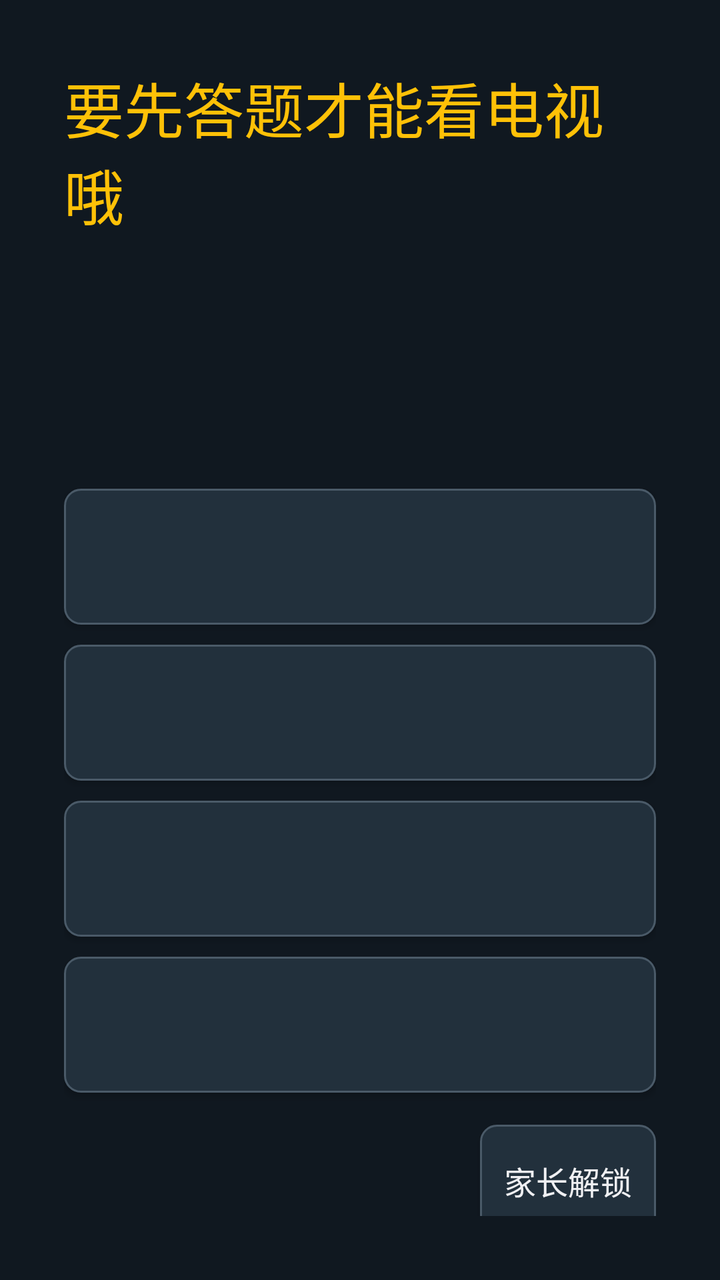
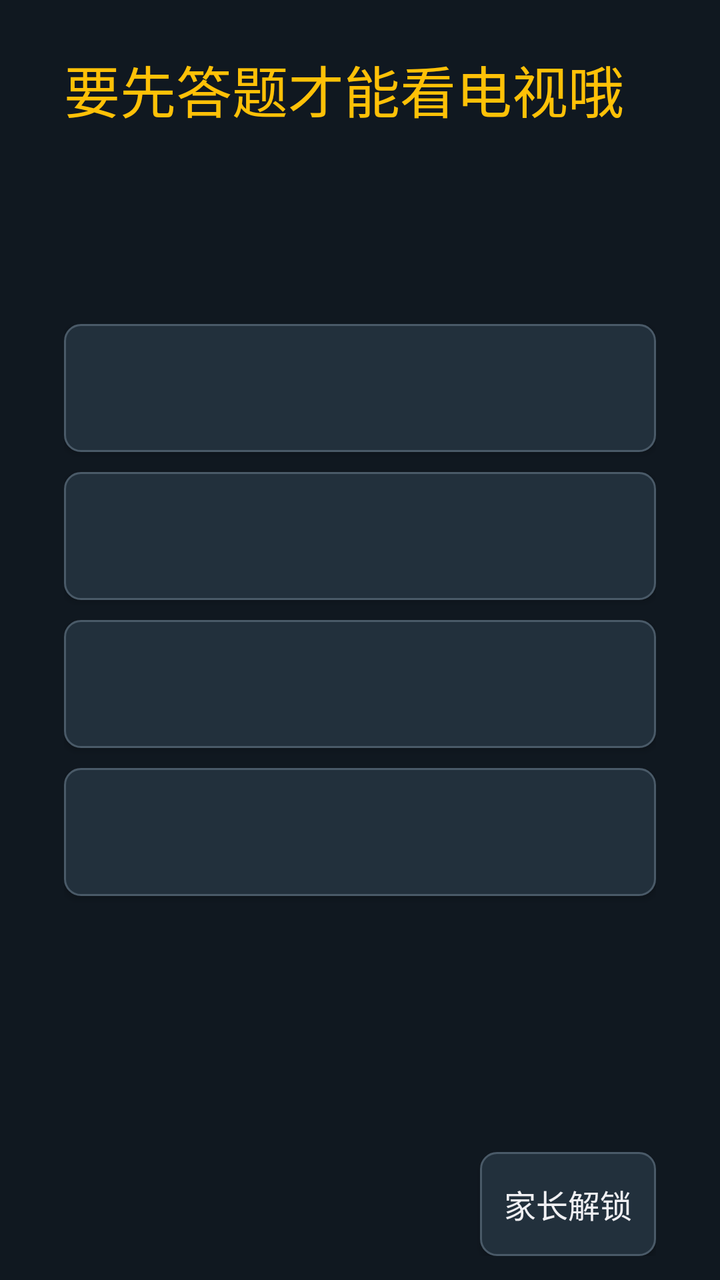

The first picture is an Android layout as it rendered before a commit; the second is the same layout after the commit. The layout source and the unified diff follow.
<!-- AndroidManifest.xml: activity theme android:Theme.DeviceDefault.NoActionBar.Fullscreen -->
<!-- res/layout/activity_quiz.xml -->
<?xml version="1.0" encoding="utf-8"?>
<LinearLayout xmlns:android="http://schemas.android.com/apk/res/android"
    android:layout_width="match_parent"
    android:layout_height="match_parent"
    android:orientation="vertical"
    android:background="#101820"
    android:padding="32dp">

    <TextView
        android:id="@+id/title"
        android:layout_width="match_parent"
        android:layout_height="wrap_content"
        android:text="@string/quiz_title"
        android:textColor="#FFC107"
        android:textSize="30sp"
        android:layout_marginBottom="8dp" />

    <TextView
        android:id="@+id/status"
        android:layout_width="match_parent"
        android:layout_height="wrap_content"
        android:textColor="#9FB3C8"
        android:textSize="18sp"
        android:layout_marginBottom="24dp" />

    <TextView
        android:id="@+id/stem"
        android:layout_width="match_parent"
        android:layout_height="wrap_content"
        android:textColor="#FFFFFF"
        android:textSize="34sp"
        android:textStyle="bold"
        android:layout_marginBottom="24dp" />

    <Button
        android:id="@+id/opt0"
        android:layout_width="match_parent"
        android:layout_height="68dp"
        android:textSize="22sp"
        android:textColor="#FFFFFF"
        android:background="@drawable/btn_option"
        android:layout_marginBottom="10dp"
        android:focusable="true" />

    <Button
        android:id="@+id/opt1"
        android:layout_width="match_parent"
        android:layout_height="68dp"
        android:textSize="22sp"
        android:textColor="#FFFFFF"
        android:background="@drawable/btn_option"
        android:layout_marginBottom="10dp"
        android:focusable="true" />

    <Button
        android:id="@+id/opt2"
        android:layout_width="match_parent"
        android:layout_height="68dp"
        android:textSize="22sp"
        android:textColor="#FFFFFF"
        android:background="@drawable/btn_option"
        android:layout_marginBottom="10dp"
        android:focusable="true" />

    <Button
        android:id="@+id/opt3"
        android:layout_width="match_parent"
        android:layout_height="68dp"
        android:textSize="22sp"
        android:textColor="#FFFFFF"
        android:background="@drawable/btn_option"
        android:layout_marginBottom="16dp"
        android:focusable="true" />

    <Button
        android:id="@+id/parentUnlock"
        android:layout_width="wrap_content"
        android:layout_height="56dp"
        android:layout_gravity="end"
        android:text="@string/parent_unlock"
        android:textSize="16sp"
        android:background="@drawable/btn_option" />

</LinearLayout>
<!-- resources referenced by this layout -->
<resources>
  <!-- drawable btn_option (drawable) -->
  <?xml version="1.0" encoding="utf-8"?>
  <selector xmlns:android="http://schemas.android.com/apk/res/android">
      <item android:state_focused="true">
          <shape android:shape="rectangle">
              <solid android:color="#FFC107" />
              <corners android:radius="8dp" />
          </shape>
      </item>
      <item android:state_pressed="true">
          <shape android:shape="rectangle">
              <solid android:color="#2E4053" />
              <corners android:radius="8dp" />
          </shape>
      </item>
      <item>
          <shape android:shape="rectangle">
              <solid android:color="#22303C" />
              <corners android:radius="8dp" />
              <stroke android:width="1dp" android:color="#4A5A68" />
          </shape>
      </item>
  </selector>
  <string name="parent_unlock">家长解锁</string>
  <string name="quiz_title">要先答题才能看电视哦</string>
</resources>

<!-- the commit's change to res/layout/activity_quiz.xml (unified diff, before → after) -->
@@ -4,7 +4,10 @@
     android:layout_height="match_parent"
     android:orientation="vertical"
     android:background="#101820"
-    android:padding="32dp">
+    android:paddingTop="24dp"
+    android:paddingLeft="32dp"
+    android:paddingRight="32dp"
+    android:paddingBottom="12dp">
 
     <TextView
         android:id="@+id/title"
@@ -12,73 +15,93 @@
         android:layout_height="wrap_content"
         android:text="@string/quiz_title"
         android:textColor="#FFC107"
-        android:textSize="30sp"
-        android:layout_marginBottom="8dp" />
+        android:textSize="28sp"
+        android:layout_marginBottom="6dp" />
 
     <TextView
         android:id="@+id/status"
         android:layout_width="match_parent"
         android:layout_height="wrap_content"
         android:textColor="#9FB3C8"
-        android:textSize="18sp"
-        android:layout_marginBottom="24dp" />
+        android:textSize="17sp"
+        android:layout_marginBottom="14dp" />
 
     <TextView
         android:id="@+id/stem"
         android:layout_width="match_parent"
         android:layout_height="wrap_content"
         android:textColor="#FFFFFF"
-        android:textSize="34sp"
+        android:textSize="30sp"
         android:textStyle="bold"
-        android:layout_marginBottom="24dp" />
+        android:layout_marginBottom="14dp" />
 
-    <Button
-        android:id="@+id/opt0"
+    
+    <ScrollView
         android:layout_width="match_parent"
-        android:layout_height="68dp"
-        android:textSize="22sp"
-        android:textColor="#FFFFFF"
-        android:background="@drawable/btn_option"
-        android:layout_marginBottom="10dp"
-        android:focusable="true" />
+        android:layout_height="0dp"
+        android:layout_weight="1"
+        android:fillViewport="true"
+        android:scrollbars="none">
 
-    <Button
-        android:id="@+id/opt1"
-        android:layout_width="match_parent"
-        android:layout_height="68dp"
-        android:textSize="22sp"
-        android:textColor="#FFFFFF"
-        android:background="@drawable/btn_option"
-        android:layout_marginBottom="10dp"
-        android:focusable="true" />
+        <LinearLayout
+            android:layout_width="match_parent"
+            android:layout_height="wrap_content"
+            android:orientation="vertical">
 
-    <Button
-        android:id="@+id/opt2"
-        android:layout_width="match_parent"
-        android:layout_height="68dp"
-        android:textSize="22sp"
-        android:textColor="#FFFFFF"
-        android:background="@drawable/btn_option"
-        android:layout_marginBottom="10dp"
-        android:focusable="true" />
+            <Button
+                android:id="@+id/opt0"
+                android:layout_width="match_parent"
+                android:layout_height="64dp"
+                android:textSize="22sp"
+                android:textAllCaps="false"
+                android:textColor="#FFFFFF"
+                android:background="@drawable/btn_option"
+                android:layout_marginBottom="10dp"
+                android:focusable="true" />
 
-    <Button
-        android:id="@+id/opt3"
-        android:layout_width="match_parent"
-        android:layout_height="68dp"
-        android:textSize="22sp"
-        android:textColor="#FFFFFF"
-        android:background="@drawable/btn_option"
-        android:layout_marginBottom="16dp"
-        android:focusable="true" />
+            <Button
+                android:id="@+id/opt1"
+                android:layout_width="match_parent"
+                android:layout_height="64dp"
+                android:textSize="22sp"
+                android:textAllCaps="false"
+                android:textColor="#FFFFFF"
+                android:background="@drawable/btn_option"
+                android:layout_marginBottom="10dp"
+                android:focusable="true" />
+
+            <Button
+                android:id="@+id/opt2"
+                android:layout_width="match_parent"
+                android:layout_height="64dp"
+                android:textSize="22sp"
+                android:textAllCaps="false"
+                android:textColor="#FFFFFF"
+                android:background="@drawable/btn_option"
+                android:layout_marginBottom="10dp"
+                android:focusable="true" />
+
+            <Button
+                android:id="@+id/opt3"
+                android:layout_width="match_parent"
+                android:layout_height="64dp"
+                android:textSize="22sp"
+                android:textAllCaps="false"
+                android:textColor="#FFFFFF"
+                android:background="@drawable/btn_option"
+                android:focusable="true" />
+        </LinearLayout>
+    </ScrollView>
 
     <Button
         android:id="@+id/parentUnlock"
         android:layout_width="wrap_content"
-        android:layout_height="56dp"
+        android:layout_height="52dp"
         android:layout_gravity="end"
+        android:layout_marginTop="8dp"
         android:text="@string/parent_unlock"
         android:textSize="16sp"
+        android:textAllCaps="false"
         android:background="@drawable/btn_option" />
 
 </LinearLayout>
